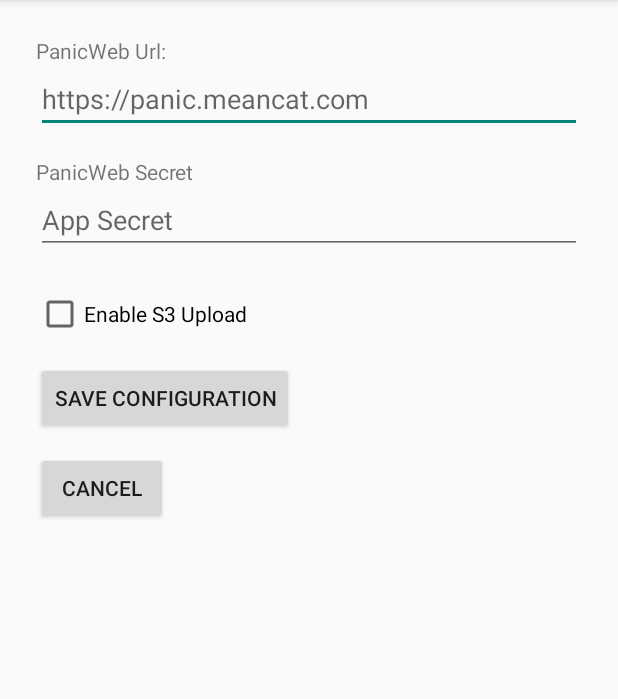
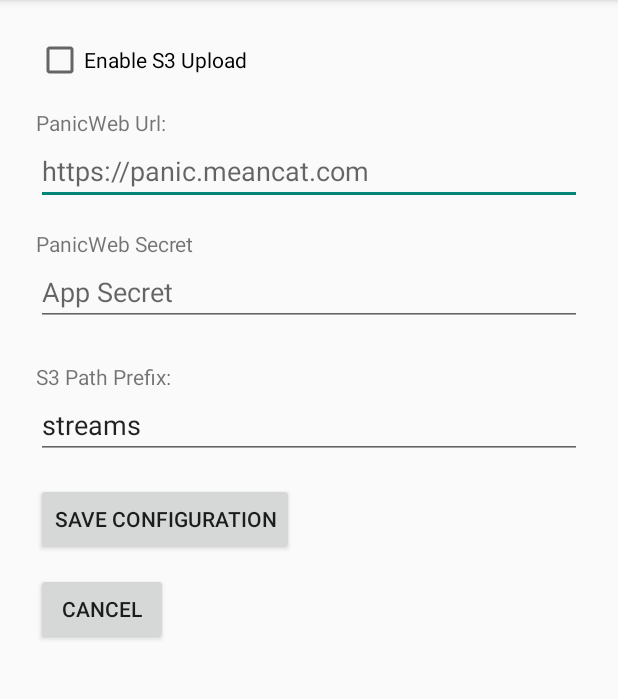
Before and after one commit to trasa/panic-recorder, an Android app built with Jetpack Compose: the screen it shows after launch (SettingsActivity), in the options menu, after a tap on "Settings", on a phone screen of 412 x 824 dp, the part 84-783 px from its top. Run offline under Robolectric (Android 15) with nearby library versions, the phone set to English and light mode, and no system bars; pictures from the network do not load.

Commit message:
s3 path prefix
removed hardcoded timestamp prefix, added setting to set to whatever you want

```diff
--- a/panic-recorder-app/app/src/main/java/com/meancat/panicrecorder/MainActivity.kt
+++ b/panic-recorder-app/app/src/main/java/com/meancat/panicrecorder/MainActivity.kt
@@ -252,11 +252,12 @@
                 "yyyyMMdd_HHmmss",
                 Locale.US
             ).format(Date()) + "_" + UUID.randomUUID().toString()
+            val s3PathPrefix = config.s3PathPrefix ?: "streams"
             mediaStreamer = MultipartStreamer(
                 api,
                 client,
                 videoFile,
-                "streams/$timestamp/${videoFile.nameWithoutExtension}.ts"
+                "$s3PathPrefix/${videoFile.nameWithoutExtension}.ts"
             )
             streamerThread = thread(start = true, name = "MultipartStreamer") {
                 val ok = mediaStreamer.runBlocking()
--- a/panic-recorder-app/app/src/main/java/com/meancat/panicrecorder/PanicConfig.kt
+++ b/panic-recorder-app/app/src/main/java/com/meancat/panicrecorder/PanicConfig.kt
@@ -6,8 +6,8 @@
 data class PanicConfig(
     val apiUrl: String?,
     val appSecret: String?,
-    val enableUpload: Boolean) {
-
+    val enableUpload: Boolean,
+    val s3PathPrefix: String?) {
 
     companion object {
         fun load(context: Context): PanicConfig {
@@ -16,7 +16,9 @@
             val rawApiUrl = prefs.getString("api_url", null)
             val apiUrl = rawApiUrl?.trim()?.removeSuffix("/")
             val appSecret = prefs.getString("app_secret", null)
-            return PanicConfig(apiUrl, appSecret, enableUpload)
+            val rawPathPrefix = prefs.getString("s3_path_prefix", "streams")
+            val s3PathPrefix = rawPathPrefix?.trim()?.removePrefix("/")?.removeSuffix("/")
+            return PanicConfig(apiUrl, appSecret, enableUpload, s3PathPrefix)
         }
     }
 }
--- a/panic-recorder-app/app/src/main/res/layout/fragment_config.xml
+++ b/panic-recorder-app/app/src/main/res/layout/fragment_config.xml
@@ -9,6 +9,13 @@
         android:layout_width="match_parent"
         android:layout_height="wrap_content"
         android:orientation="vertical">
+
+        <CheckBox
+            android:id="@+id/checkbox_enable_upload"
+            android:layout_width="wrap_content"
+            android:layout_height="wrap_content"
+            android:text="@string/enable_s3_upload_setting"
+            android:layout_marginBottom="16dp" />
 
         <TextView
             android:id="@+id/url_label"
@@ -42,11 +49,20 @@
             android:inputType="textPassword"
             android:layout_marginBottom="24dp"/>
 
-        <CheckBox
-            android:id="@+id/checkbox_enable_upload"
+        <TextView
+            android:id="@+id/s3_path_prefix_label"
             android:layout_width="wrap_content"
             android:layout_height="wrap_content"
-            android:text="@string/enable_s3_upload_setting"
+            android:text="@string/s3_path_prefix_label"
+            android:labelFor="@+id/edit_s3_path_prefix" />
+
+        <EditText
+            android:id="@+id/edit_s3_path_prefix"
+            android:layout_width="match_parent"
+            android:layout_height="wrap_content"
+            android:autofillHints="streams"
+            android:hint="@string/s3_path_prefix"
+            android:inputType="text"
             android:layout_marginBottom="16dp" />
 
         <Button
--- a/panic-recorder-app/app/src/main/res/values/strings.xml
+++ b/panic-recorder-app/app/src/main/res/values/strings.xml
@@ -7,6 +7,8 @@
     <string name="api_url_setting">https://panic.meancat.com</string>
     <string name="secret_label">PanicWeb Secret</string>
     <string name="app_secret_setting">App Secret</string>
+    <string name="s3_path_prefix_label">S3 Path Prefix:</string>
+    <string name="s3_path_prefix">streams</string>
     <string name="save_configuration_setting">Save Configuration</string>
     <string name="cancel">Cancel</string>
     <string name="enable_s3_upload_setting">Enable S3 Upload</string>
```
Also changed, not shown: panic-recorder-app/app/src/main/java/com/meancat/panicrecorder/ConfigFragment.kt (+35 -19 lines).
